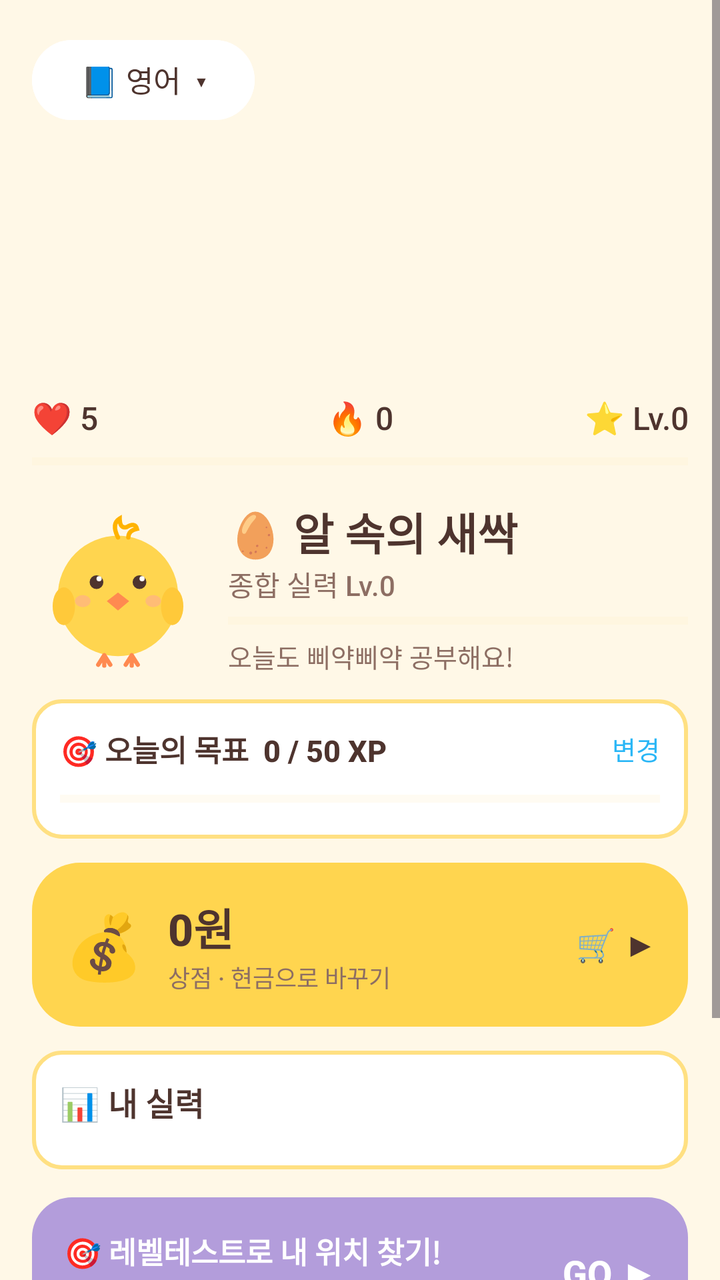
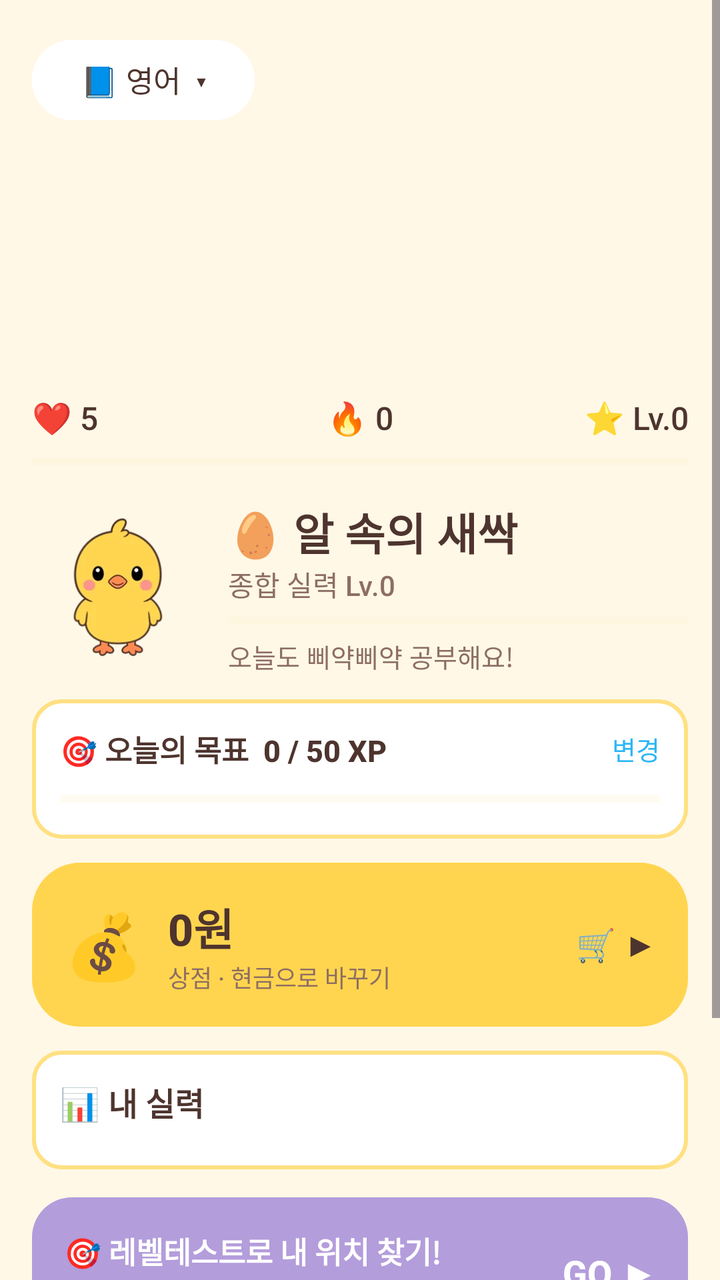

Compare the two renders of this Android layout. The source of the first and the diff that turns it into the second are given below.
<!-- AndroidManifest.xml: application theme Theme.Piyak -->
<!-- res/layout/activity_main.xml -->
<?xml version="1.0" encoding="utf-8"?>
<ScrollView xmlns:android="http://schemas.android.com/apk/res/android"
    android:layout_width="match_parent" android:layout_height="match_parent"
    android:fillViewport="true">

    <LinearLayout
        android:layout_width="match_parent" android:layout_height="wrap_content"
        android:orientation="vertical" android:padding="16dp">

        
        <Button android:id="@+id/btnSwitchSubject"
            android:layout_width="wrap_content" android:layout_height="wrap_content"
            android:text="📘 영어  ▾" android:textSize="15sp"
            android:backgroundTint="@color/white" android:textColor="@color/brown_text" />

        
        <ImageView android:id="@+id/imgBanner"
            android:layout_width="match_parent" android:layout_height="120dp"
            android:layout_marginTop="8dp" android:scaleType="centerCrop"
            android:contentDescription="풍경" />

        
        <LinearLayout
            android:layout_width="match_parent" android:layout_height="wrap_content"
            android:layout_marginTop="6dp"
            android:orientation="horizontal" android:gravity="center_vertical">
            <TextView android:id="@+id/txtHearts" android:layout_width="0dp" android:layout_height="wrap_content"
                android:layout_weight="1" android:textSize="16sp" android:text="❤️ 5" />
            <TextView android:id="@+id/txtStreak" android:layout_width="0dp" android:layout_height="wrap_content"
                android:layout_weight="1" android:gravity="center" android:textSize="16sp" android:text="🔥 0" />
            <TextView android:id="@+id/txtLevel" android:layout_width="0dp" android:layout_height="wrap_content"
                android:layout_weight="1" android:gravity="end" android:textSize="16sp" android:text="⭐ Lv.0" />
        </LinearLayout>

        <ProgressBar android:id="@+id/xpBar" style="?android:attr/progressBarStyleHorizontal"
            android:layout_width="match_parent" android:layout_height="10dp"
            android:layout_marginTop="6dp" android:max="100"
            android:progressTint="@color/chick_yellow_deep" android:progressBackgroundTint="@color/cream_dark" />

        
        <LinearLayout
            android:layout_width="match_parent" android:layout_height="wrap_content"
            android:orientation="horizontal" android:gravity="center_vertical"
            android:layout_marginTop="14dp">
            <ImageView android:id="@+id/imgMascot" android:layout_width="86dp" android:layout_height="86dp"
                android:src="@drawable/chick_neutral" android:contentDescription="삐약이" />
            <LinearLayout android:layout_width="0dp" android:layout_height="wrap_content"
                android:layout_weight="1" android:orientation="vertical" android:layout_marginStart="12dp">
                <TextView android:id="@+id/txtRank" android:layout_width="wrap_content" android:layout_height="wrap_content"
                    android:text="🥚 알 속의 새싹" android:textSize="22sp" android:textStyle="bold" />
                <TextView android:id="@+id/txtOverall" android:layout_width="wrap_content" android:layout_height="wrap_content"
                    android:text="종합 실력 Lv.0" android:textSize="14sp" android:textColor="@color/brown_soft" />
                <ProgressBar android:id="@+id/rankBar" style="?android:attr/progressBarStyleHorizontal"
                    android:layout_width="match_parent" android:layout_height="8dp"
                    android:layout_marginTop="4dp" android:max="100"
                    android:progressTint="@color/lavender_deep" android:progressBackgroundTint="@color/cream_dark" />
                <TextView android:id="@+id/txtGreeting" android:layout_width="wrap_content" android:layout_height="wrap_content"
                    android:layout_marginTop="4dp"
                    android:text="오늘도 삐약삐약 공부해요!" android:textSize="13sp" android:textColor="@color/brown_soft" />
            </LinearLayout>
        </LinearLayout>

        
        <LinearLayout android:id="@+id/goalBox"
            android:layout_width="match_parent" android:layout_height="wrap_content"
            android:orientation="vertical" android:layout_marginTop="12dp"
            android:padding="14dp" android:background="@drawable/bg_tile">
            <LinearLayout android:layout_width="match_parent" android:layout_height="wrap_content"
                android:orientation="horizontal" android:gravity="center_vertical">
                <TextView android:id="@+id/txtGoal" android:layout_width="0dp" android:layout_height="wrap_content"
                    android:layout_weight="1" android:text="🎯 오늘의 목표  0 / 50 XP"
                    android:textSize="15sp" android:textStyle="bold" />
                <TextView android:id="@+id/txtGoalEdit" android:layout_width="wrap_content" android:layout_height="wrap_content"
                    android:text="변경" android:textSize="13sp" android:textColor="@color/sky_deep" />
            </LinearLayout>
            <ProgressBar android:id="@+id/goalBar" style="?android:attr/progressBarStyleHorizontal"
                android:layout_width="match_parent" android:layout_height="12dp"
                android:layout_marginTop="8dp" android:max="100"
                android:progressTint="@color/coral" android:progressBackgroundTint="@color/cream_dark" />
        </LinearLayout>

        
        <LinearLayout android:id="@+id/cardWallet"
            android:layout_width="match_parent" android:layout_height="wrap_content"
            android:orientation="horizontal" android:gravity="center_vertical"
            android:layout_marginTop="12dp" android:padding="16dp"
            android:background="@drawable/bg_wallet">
            <TextView android:layout_width="wrap_content" android:layout_height="wrap_content"
                android:text="💰" android:textSize="32sp" />
            <LinearLayout android:layout_width="0dp" android:layout_height="wrap_content"
                android:layout_weight="1" android:orientation="vertical" android:layout_marginStart="12dp">
                <TextView android:id="@+id/txtCoins" android:layout_width="wrap_content" android:layout_height="wrap_content"
                    android:text="0원" android:textSize="22sp" android:textStyle="bold"
                    android:textColor="@color/brown_text" />
                <TextView android:layout_width="wrap_content" android:layout_height="wrap_content"
                    android:text="상점 · 현금으로 바꾸기" android:textSize="12sp"
                    android:textColor="@color/brown_soft" />
            </LinearLayout>
            <TextView android:layout_width="wrap_content" android:layout_height="wrap_content"
                android:text="🛒 ▶" android:textSize="16sp" android:textStyle="bold"
                android:textColor="@color/brown_text" />
        </LinearLayout>

        

        

        
        <LinearLayout
            android:layout_width="match_parent" android:layout_height="wrap_content"
            android:orientation="vertical" android:layout_marginTop="12dp"
            android:padding="14dp" android:background="@drawable/bg_tile">
            <LinearLayout android:layout_width="match_parent" android:layout_height="wrap_content"
                android:orientation="horizontal" android:gravity="center_vertical">
                <TextView android:layout_width="0dp" android:layout_height="wrap_content" android:layout_weight="1"
                    android:text="📊 내 실력" android:textSize="16sp" android:textStyle="bold" />
                <TextView android:id="@+id/txtWeakest" android:layout_width="wrap_content" android:layout_height="wrap_content"
                    android:textSize="12sp" android:textColor="@color/brown_soft" />
            </LinearLayout>
            <LinearLayout android:id="@+id/skillsBox"
                android:layout_width="match_parent" android:layout_height="wrap_content"
                android:orientation="vertical" android:layout_marginTop="8dp" />
        </LinearLayout>

        
        <LinearLayout
            android:id="@+id/bannerPlacement"
            android:layout_width="match_parent" android:layout_height="wrap_content"
            android:layout_marginTop="14dp" android:background="@drawable/bg_banner"
            android:orientation="horizontal" android:padding="16dp" android:gravity="center_vertical">
            <TextView android:id="@+id/txtPlacement"
                android:layout_width="0dp" android:layout_height="wrap_content" android:layout_weight="1"
                android:text="🎯 레벨테스트로 내 위치 찾기!\n25문제로 딱 맞는 레벨을 정해줘요"
                android:textColor="@color/white" android:textSize="15sp" android:textStyle="bold" />
            <TextView android:layout_width="wrap_content" android:layout_height="wrap_content"
                android:text="GO ▶" android:textColor="@color/white" android:textSize="18sp" android:textStyle="bold" />
        </LinearLayout>

        
        <TextView android:layout_width="wrap_content" android:layout_height="wrap_content"
            android:layout_marginTop="18dp" android:text="📚 학습 코스"
            android:textSize="16sp" android:textStyle="bold" />
        <LinearLayout android:id="@+id/tracksBox"
            android:layout_width="match_parent" android:layout_height="wrap_content"
            android:orientation="vertical" android:layout_marginTop="4dp" />

        
        <LinearLayout
            android:layout_width="match_parent" android:layout_height="wrap_content"
            android:orientation="horizontal" android:layout_marginTop="12dp">
            <Button android:id="@+id/btnReview" android:layout_width="0dp" android:layout_height="wrap_content"
                android:layout_weight="1" android:text="💊 오답 0" />
            <Button android:id="@+id/btnStats" android:layout_width="0dp" android:layout_height="wrap_content"
                android:layout_weight="1" android:layout_marginStart="8dp" android:text="📊 통계" />
            <Button android:id="@+id/btnSettings" android:layout_width="0dp" android:layout_height="wrap_content"
                android:layout_weight="1" android:layout_marginStart="8dp" android:text="⚙️ 설정" />
        </LinearLayout>
    </LinearLayout>
</ScrollView>
<!-- resources referenced by this layout -->
<resources>
  <color name="brown_soft">#8D6E63</color>
  <color name="brown_text">#4E342E</color>
  <color name="chick_yellow_deep">#FFB300</color>
  <color name="coral">#FF8A80</color>
  <color name="cream_dark">#FFF0CC</color>
  <color name="lavender_deep">#7E57C2</color>
  <color name="sky_deep">#29B6F6</color>
  <color name="white">#FFFFFF</color>
  <!-- drawable bg_banner (drawable) -->
  <?xml version="1.0" encoding="utf-8"?>
  <shape xmlns:android="http://schemas.android.com/apk/res/android" android:shape="rectangle">
      <solid android:color="@color/lavender"/>
      <corners android:radius="20dp"/>
  </shape>
  <!-- drawable bg_tile (drawable) -->
  <?xml version="1.0" encoding="utf-8"?>
  <shape xmlns:android="http://schemas.android.com/apk/res/android" android:shape="rectangle">
      <solid android:color="@color/white"/>
      <stroke android:width="2dp" android:color="@color/tile_border"/>
      <corners android:radius="14dp"/>
  </shape>
  <!-- drawable bg_wallet (drawable) -->
  <?xml version="1.0" encoding="utf-8"?>
  <shape xmlns:android="http://schemas.android.com/apk/res/android" android:shape="rectangle">
      <solid android:color="@color/chick_yellow"/>
      <corners android:radius="24dp"/>
  </shape>
  <!-- drawable chick_neutral (drawable) -->
  <?xml version="1.0" encoding="utf-8"?>
  <vector xmlns:android="http://schemas.android.com/apk/res/android"
      android:width="120dp" android:height="120dp"
      android:viewportWidth="200" android:viewportHeight="200">
      
      <path android:pathData="M30,110 a70,70 0 1,0 140,0 a70,70 0 1,0 -140,0" android:fillColor="#FFD54F"/>
      
      <path android:pathData="M100,42 q-8,-16 2,-22 q0,12 8,10 q10,-6 12,2 q-10,2 -10,10"
          android:strokeColor="#FFB300" android:strokeWidth="5" android:strokeLineCap="round" android:fillColor="#00000000"/>
      
      <path android:pathData="M24,122 a13,22 0 1,0 26,0 a13,22 0 1,0 -26,0" android:fillColor="#FFC93A"/>
      <path android:pathData="M150,122 a13,22 0 1,0 26,0 a13,22 0 1,0 -26,0" android:fillColor="#FFC93A"/>
      
      <path android:pathData="M67,94 a8,8 0 1,0 16,0 a8,8 0 1,0 -16,0" android:fillColor="#4E342E"/>
      <path android:pathData="M117,94 a8,8 0 1,0 16,0 a8,8 0 1,0 -16,0" android:fillColor="#4E342E"/>
      <path android:pathData="M75,90 a3,3 0 1,0 6,0 a3,3 0 1,0 -6,0" android:fillColor="#FFFFFF"/>
      <path android:pathData="M125,90 a3,3 0 1,0 6,0 a3,3 0 1,0 -6,0" android:fillColor="#FFFFFF"/>
      
      <path android:pathData="M100,106 L113,116 L100,127 L87,116 Z" android:fillColor="#FF8A50"/>
      
      <path android:pathData="M50,116 a9,7 0 1,0 18,0 a9,7 0 1,0 -18,0" android:fillColor="#99FFAB91"/>
      <path android:pathData="M132,116 a9,7 0 1,0 18,0 a9,7 0 1,0 -18,0" android:fillColor="#99FFAB91"/>
      
      <path android:pathData="M84,179 l-7,11 M84,179 l0,12 M84,179 l7,11 M116,179 l-7,11 M116,179 l0,12 M116,179 l7,11"
          android:strokeColor="#FF8A50" android:strokeWidth="5" android:strokeLineCap="round"/>
  </vector>
  <style name="Theme.Piyak" parent="Theme.Material3.Light.NoActionBar">
          <item name="colorPrimary">@color/chick_yellow</item>
          <item name="colorOnPrimary">@color/brown_text</item>
          <item name="colorPrimaryContainer">@color/cream_dark</item>
          <item name="colorOnPrimaryContainer">@color/brown_text</item>
          <item name="colorSecondary">@color/coral</item>
          <item name="colorOnSecondary">@color/white</item>
          <item name="android:windowBackground">@color/cream</item>
          <item name="android:statusBarColor">@color/cream</item>
          <item name="android:windowLightStatusBar">true</item>
          <item name="android:navigationBarColor">@color/cream</item>
          <item name="android:textColor">@color/brown_text</item>
          <item name="android:fontFamily">sans-serif-medium</item>
      </style>
  <color name="lavender">#B39DDB</color>
  <color name="tile_border">#FFE082</color>
  <color name="chick_yellow">#FFD54F</color>
  <color name="cream">#FFF8E7</color>
</resources>

<!-- the commit's change to res/layout/activity_main.xml (unified diff, before → after) -->
@@ -43,7 +43,7 @@
             android:orientation="horizontal" android:gravity="center_vertical"
             android:layout_marginTop="14dp">
             <ImageView android:id="@+id/imgMascot" android:layout_width="86dp" android:layout_height="86dp"
-                android:src="@drawable/chick_neutral" android:contentDescription="삐약이" />
+                android:src="@drawable/ck_idle" android:contentDescription="삐약이" />
             <LinearLayout android:layout_width="0dp" android:layout_height="wrap_content"
                 android:layout_weight="1" android:orientation="vertical" android:layout_marginStart="12dp">
                 <TextView android:id="@+id/txtRank" android:layout_width="wrap_content" android:layout_height="wrap_content"
<!-- resource entries referenced after the edit -->
@@ -27,33 +27,7 @@
       <solid android:color="@color/chick_yellow"/>
       <corners android:radius="24dp"/>
   </shape>
-  <!-- drawable chick_neutral (drawable) -->
-  <?xml version="1.0" encoding="utf-8"?>
-  <vector xmlns:android="http://schemas.android.com/apk/res/android"
-      android:width="120dp" android:height="120dp"
-      android:viewportWidth="200" android:viewportHeight="200">
-      
-      <path android:pathData="M30,110 a70,70 0 1,0 140,0 a70,70 0 1,0 -140,0" android:fillColor="#FFD54F"/>
-      
-      <path android:pathData="M100,42 q-8,-16 2,-22 q0,12 8,10 q10,-6 12,2 q-10,2 -10,10"
-          android:strokeColor="#FFB300" android:strokeWidth="5" android:strokeLineCap="round" android:fillColor="#00000000"/>
-      
-      <path android:pathData="M24,122 a13,22 0 1,0 26,0 a13,22 0 1,0 -26,0" android:fillColor="#FFC93A"/>
-      <path android:pathData="M150,122 a13,22 0 1,0 26,0 a13,22 0 1,0 -26,0" android:fillColor="#FFC93A"/>
-      
-      <path android:pathData="M67,94 a8,8 0 1,0 16,0 a8,8 0 1,0 -16,0" android:fillColor="#4E342E"/>
-      <path android:pathData="M117,94 a8,8 0 1,0 16,0 a8,8 0 1,0 -16,0" android:fillColor="#4E342E"/>
-      <path android:pathData="M75,90 a3,3 0 1,0 6,0 a3,3 0 1,0 -6,0" android:fillColor="#FFFFFF"/>
-      <path android:pathData="M125,90 a3,3 0 1,0 6,0 a3,3 0 1,0 -6,0" android:fillColor="#FFFFFF"/>
-      
-      <path android:pathData="M100,106 L113,116 L100,127 L87,116 Z" android:fillColor="#FF8A50"/>
-      
-      <path android:pathData="M50,116 a9,7 0 1,0 18,0 a9,7 0 1,0 -18,0" android:fillColor="#99FFAB91"/>
-      <path android:pathData="M132,116 a9,7 0 1,0 18,0 a9,7 0 1,0 -18,0" android:fillColor="#99FFAB91"/>
-      
-      <path android:pathData="M84,179 l-7,11 M84,179 l0,12 M84,179 l7,11 M116,179 l-7,11 M116,179 l0,12 M116,179 l7,11"
-          android:strokeColor="#FF8A50" android:strokeWidth="5" android:strokeLineCap="round"/>
-  </vector>
+  <!-- drawable ck_idle: webp bitmap (drawable-nodpi, 7310 bytes) -->
   <style name="Theme.Piyak" parent="Theme.Material3.Light.NoActionBar">
           <item name="colorPrimary">@color/chick_yellow</item>
           <item name="colorOnPrimary">@color/brown_text</item>
